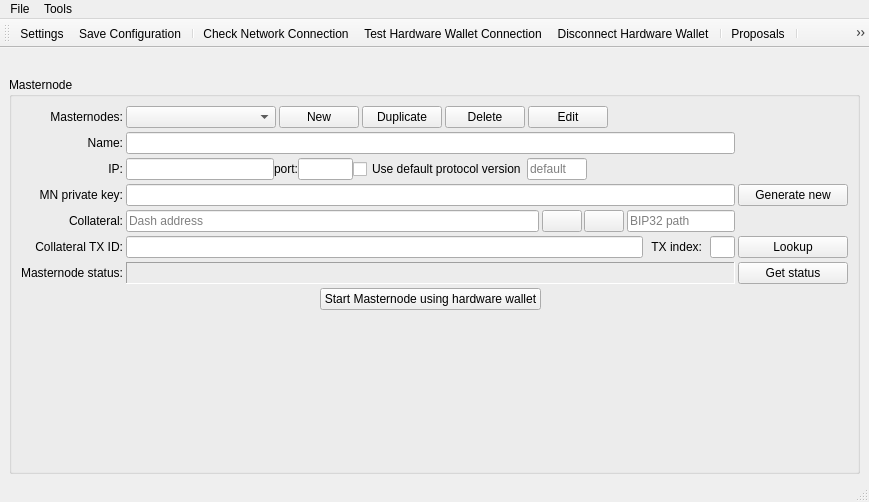
First picture: the form in src/ui/ui_main_dlg.ui, repository Bertrand256/dash-masternode-tool, before the edit.
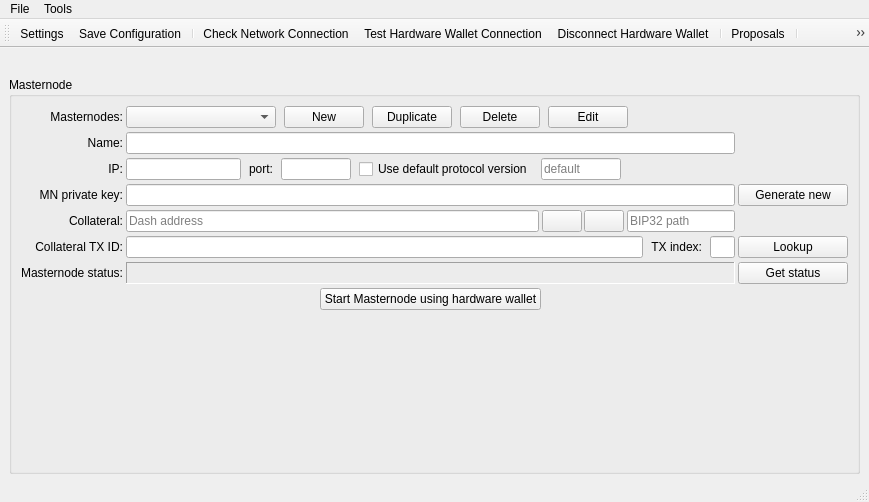
Second picture: the form after the edit.

Diff of the .ui file:
```diff
--- a/src/ui/ui_main_dlg.ui
+++ b/src/ui/ui_main_dlg.ui
@@ -82,7 +82,7 @@
          <item row="0" column="1">
           <layout class="QHBoxLayout" name="horizontalLayout_4" stretch="3,0,0,0,0,0">
            <property name="spacing">
-            <number>3</number>
+            <number>8</number>
            </property>
            <item>
             <widget class="QComboBox" name="cboMasternodes">
@@ -205,6 +205,9 @@
          </item>
          <item row="2" column="1">
           <layout class="QHBoxLayout" name="horizontalLayout_3">
+           <property name="spacing">
+            <number>8</number>
+           </property>
            <item>
             <widget class="QLineEdit" name="edtMnIp">
              <property name="sizePolicy">
@@ -253,7 +256,7 @@
              </property>
              <property name="maximumSize">
               <size>
-               <width>55</width>
+               <width>70</width>
                <height>16777215</height>
               </size>
              </property>
@@ -276,7 +279,7 @@
             <widget class="QLineEdit" name="edtMnProtocolVersion">
              <property name="maximumSize">
               <size>
-               <width>60</width>
+               <width>80</width>
                <height>16777215</height>
               </size>
              </property>
```
Left out of the diff: 2 changed lines with no effect on the pictures.
